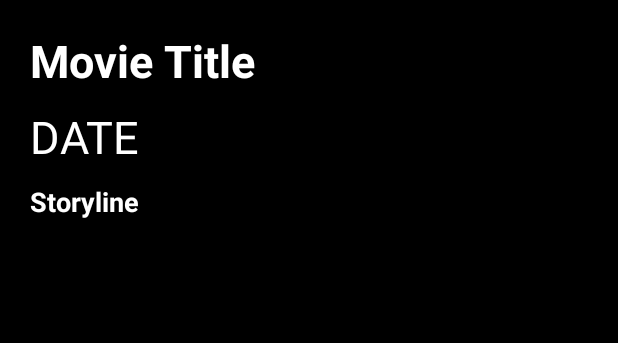
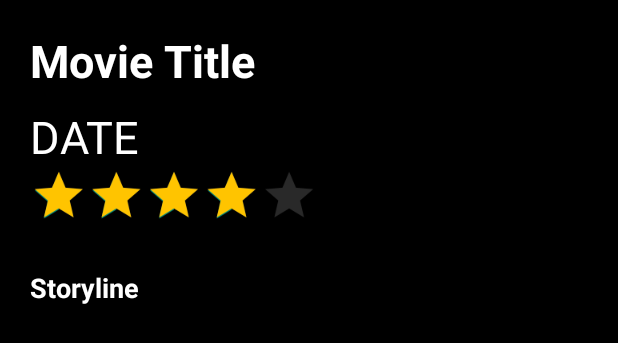
Before and after one commit to SShaarawy/MovieApp-MVVM, an Android app: the layout fragment_movie_overview.xml on its own in the app's theme, with its tools: preview values and no code run, on a phone screen of 412 x 824 dp. Shown: the top 343 px of the screen. Run offline under Robolectric (Android 15) with nearby library versions, the phone set to English and light mode, and no system bars.

Commit message:
UI Updated

```diff
--- a/MovieApp/app/src/main/res/layout/activity_main.xml
+++ b/MovieApp/app/src/main/res/layout/activity_main.xml
@@ -15,7 +15,7 @@
         <com.google.android.material.appbar.CollapsingToolbarLayout
             android:id="@+id/colltoolbar"
             android:layout_width="match_parent"
-            android:layout_height="150dp"
+            android:layout_height="120dp"
             app:contentScrim="@color/dark_gray"
             app:expandedTitleGravity="center"
             app:title="asdasd"
--- a/MovieApp/app/src/main/res/layout/fragment_movie_overview.xml
+++ b/MovieApp/app/src/main/res/layout/fragment_movie_overview.xml
@@ -26,6 +26,20 @@
         android:textSize="30sp"
         tools:text="DATE" />
 
+    <RatingBar
+        android:id="@+id/ratingBar"
+        android:layout_width="wrap_content"
+        android:layout_height="wrap_content"
+        android:numStars="5"
+        android:progressBackgroundTint="@color/dark_gray"
+        android:progressTint="@color/yellow"
+        android:rating="4"
+        android:scaleX=".8"
+        android:scaleY=".8"
+        android:stepSize=".5"
+        android:transformPivotX="0dp"
+        android:transformPivotY="0dp" />
+
     <androidx.recyclerview.widget.RecyclerView
         android:id="@+id/rvMovieGenres"
         android:layout_width="match_parent"
--- a/MovieApp/app/src/main/res/navigation/nav_graph.xml
+++ b/MovieApp/app/src/main/res/navigation/nav_graph.xml
@@ -47,7 +47,6 @@
     <fragment
         android:id="@+id/movieOverviewFragment"
         android:name="com.example.movieapp.ui.fragments.MovieOverviewFragment"
-        android:label="fragment_movie_overview"
         tools:layout="@layout/fragment_movie_overview" >
         <argument
             android:name="movie"
--- a/MovieApp/app/src/main/res/values/colors.xml
+++ b/MovieApp/app/src/main/res/values/colors.xml
@@ -10,6 +10,7 @@
     <color name="gray">#605F5F</color>
     <color name="dark_gray">#292929</color>
     <color name="dark_red">#750000</color>
+    <color name="yellow">#FFC400</color>
 
 
 </resources>
--- a/MovieApp/app/src/main/res/values/strings.xml
+++ b/MovieApp/app/src/main/res/values/strings.xml
@@ -2,7 +2,6 @@
     <string name="app_name">MovieApp</string>
     <!-- TODO: Remove or change this placeholder text -->
     <string name="hello_blank_fragment">Hello blank fragment</string>
-    <string name="vote">Vote\n%1$s</string>
     <string name="title">TITLE</string>
     <string name="published_at">PUBLISHED AT</string>
     <string name="description">DESCRIPTION</string>
```
Also changed, not shown: MovieApp/app/src/main/java/com/example/movieapp/adapters/MoviesAdapter.kt (+5 -9 lines), MovieApp/app/src/main/java/com/example/movieapp/ui/fragments/MovieOverviewFragment.kt (+20 -20 lines), MovieApp/app/src/main/res/drawable/ic_info.xml (+4 -3 lines), MovieApp/app/src/main/res/layout/item_movie.xml (+9 -22 lines).
